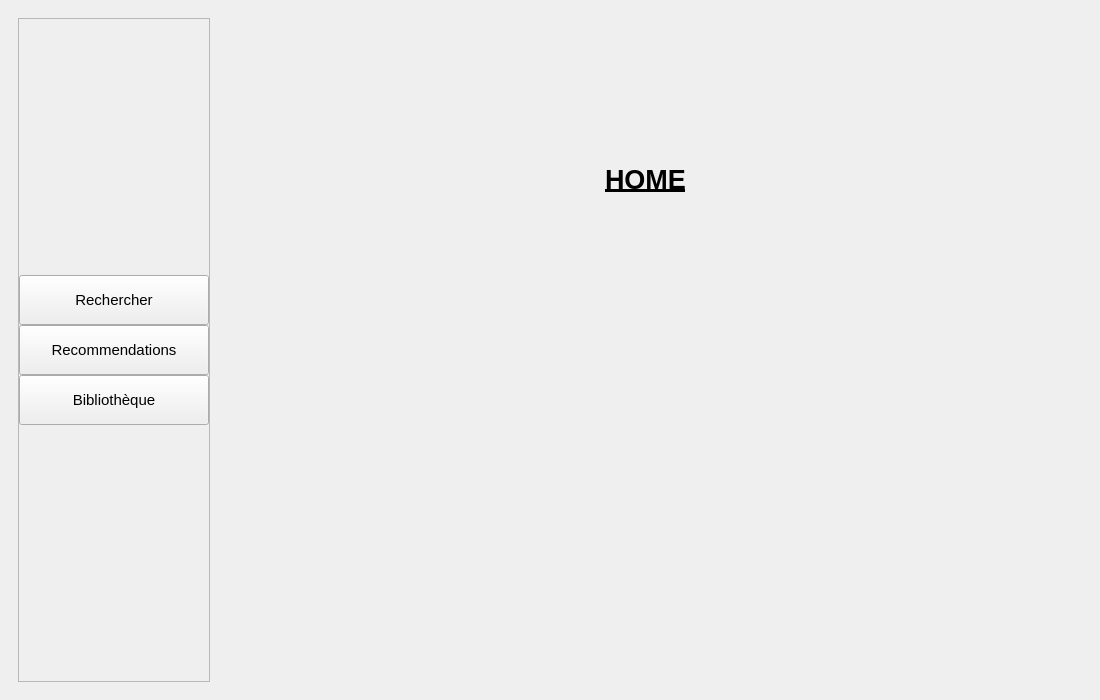
Didiloy/python_librairy_app, file src/ui/MainWindow.ui: the form before one commit.
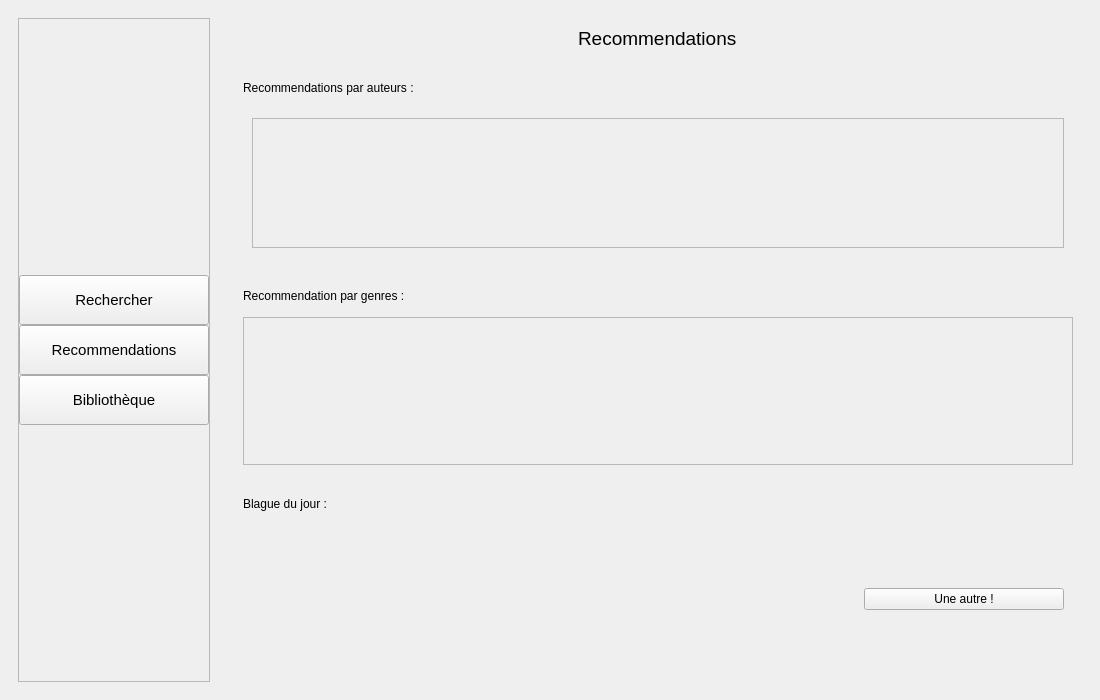
The form after the commit. The open tabs and pages were chosen to show the change.

Commit message: add : design du panel recommendation et fonction pour avoir un comic aléatoire

What changed in the file:
```diff
--- a/src/ui/MainWindow.ui
+++ b/src/ui/MainWindow.ui
@@ -353,30 +353,229 @@
          <property name="styleSheet">
           <string notr="true"/>
          </property>
-         <widget class="QLabel" name="homeLabel">
-          <property name="geometry">
-           <rect>
-            <x>380</x>
-            <y>130</y>
-            <width>91</width>
-            <height>81</height>
-           </rect>
-          </property>
-          <property name="font">
-           <font>
-            <pointsize>20</pointsize>
-            <weight>75</weight>
-            <bold>true</bold>
-            <underline>true</underline>
-           </font>
-          </property>
-          <property name="styleSheet">
-           <string notr="true"/>
-          </property>
-          <property name="text">
-           <string>HOME</string>
-          </property>
-         </widget>
+         <layout class="QVBoxLayout" name="verticalLayout_10">
+          <item alignment="Qt::AlignHCenter">
+           <widget class="QLabel" name="labelRecommendations">
+            <property name="sizePolicy">
+             <sizepolicy hsizetype="Maximum" vsizetype="Preferred">
+              <horstretch>0</horstretch>
+              <verstretch>0</verstretch>
+             </sizepolicy>
+            </property>
+            <property name="minimumSize">
+             <size>
+              <width>50</width>
+              <height>30</height>
+             </size>
+            </property>
+            <property name="maximumSize">
+             <size>
+              <width>16777215</width>
+              <height>40</height>
+             </size>
+            </property>
+            <property name="font">
+             <font>
+              <pointsize>14</pointsize>
+             </font>
+            </property>
+            <property name="text">
+             <string>Recommendations</string>
+            </property>
+           </widget>
+          </item>
+          <item>
+           <widget class="QWidget" name="widgetRecommendationParAuteur" native="true">
+            <layout class="QVBoxLayout" name="verticalLayout_11">
+             <item>
+              <widget class="QLabel" name="label">
+               <property name="sizePolicy">
+                <sizepolicy hsizetype="Preferred" vsizetype="Maximum">
+                 <horstretch>0</horstretch>
+                 <verstretch>0</verstretch>
+                </sizepolicy>
+               </property>
+               <property name="maximumSize">
+                <size>
+                 <width>16777215</width>
+                 <height>30</height>
+                </size>
+               </property>
+               <property name="text">
+                <string>Recommendations par auteurs :</string>
+               </property>
+              </widget>
+             </item>
+             <item>
+              <widget class="QWidget" name="widgetCrollAreaRecommendationAuteur" native="true">
+               <layout class="QHBoxLayout" name="horizontalLayout_3">
+                <item>
+                 <widget class="QScrollArea" name="scrollAreaRecommendationAuteur">
+                  <property name="sizePolicy">
+                   <sizepolicy hsizetype="Expanding" vsizetype="Maximum">
+                    <horstretch>0</horstretch>
+                    <verstretch>0</verstretch>
+                   </sizepolicy>
+                  </property>
+                  <property name="maximumSize">
+                   <size>
+                    <width>16777215</width>
+                    <height>150</height>
+                   </size>
+                  </property>
+                  <property name="widgetResizable">
+                   <bool>true</bool>
+                  </property>
+                  <widget class="QWidget" name="scrollAreaRecommendationAuteurContent">
+                   <property name="geometry">
+                    <rect>
+                     <x>0</x>
+                     <y>0</y>
+                     <width>808</width>
+                     <height>119</height>
+                    </rect>
+                   </property>
+                   <layout class="QGridLayout" name="gridLayout_3"/>
+                  </widget>
+                 </widget>
+                </item>
+               </layout>
+              </widget>
+             </item>
+            </layout>
+           </widget>
+          </item>
+          <item>
+           <widget class="QWidget" name="widgetRecommendationGenre" native="true">
+            <layout class="QVBoxLayout" name="verticalLayout_12">
+             <item>
+              <widget class="QLabel" name="labelRecommendationParGenre">
+               <property name="sizePolicy">
+                <sizepolicy hsizetype="Preferred" vsizetype="Maximum">
+                 <horstretch>0</horstretch>
+                 <verstretch>0</verstretch>
+                </sizepolicy>
+               </property>
+               <property name="maximumSize">
+                <size>
+                 <width>16777215</width>
+                 <height>30</height>
+                </size>
+               </property>
+               <property name="text">
+                <string>Recommendation par genres :</string>
+               </property>
+              </widget>
+             </item>
+             <item>
+              <widget class="QScrollArea" name="scrollAreaRecommendationGenre">
+               <property name="sizePolicy">
+                <sizepolicy hsizetype="Expanding" vsizetype="Maximum">
+                 <horstretch>0</horstretch>
+                 <verstretch>0</verstretch>
+                </sizepolicy>
+               </property>
+               <property name="maximumSize">
+                <size>
+                 <width>16777215</width>
+                 <height>150</height>
+                </size>
+               </property>
+               <property name="widgetResizable">
+                <bool>true</bool>
+               </property>
+               <widget class="QWidget" name="scrollAreaRecommendationGenreContent">
+                <property name="geometry">
+                 <rect>
+                  <x>0</x>
+                  <y>0</y>
+                  <width>826</width>
+                  <height>136</height>
+                 </rect>
+                </property>
+                <layout class="QGridLayout" name="gridLayout_4"/>
+               </widget>
+              </widget>
+             </item>
+            </layout>
+           </widget>
+          </item>
+          <item>
+           <widget class="QWidget" name="widgetBlague" native="true">
+            <layout class="QVBoxLayout" name="verticalLayout_13">
+             <item>
+              <widget class="QLabel" name="labelBlague">
+               <property name="sizePolicy">
+                <sizepolicy hsizetype="Preferred" vsizetype="Maximum">
+                 <horstretch>0</horstretch>
+                 <verstretch>0</verstretch>
+                </sizepolicy>
+               </property>
+               <property name="maximumSize">
+                <size>
+                 <width>16777215</width>
+                 <height>30</height>
+                </size>
+               </property>
+               <property name="text">
+                <string>Blague du jour :</string>
+               </property>
+              </widget>
+             </item>
+             <item>
+              <widget class="QWidget" name="widget_2" native="true">
+               <layout class="QGridLayout" name="gridLayout_5">
+                <item row="0" column="0" alignment="Qt::AlignHCenter|Qt::AlignVCenter">
+                 <widget class="QLabel" name="labelImageBlague">
+                  <property name="sizePolicy">
+                   <sizepolicy hsizetype="Preferred" vsizetype="Maximum">
+                    <horstretch>0</horstretch>
+                    <verstretch>0</verstretch>
+                   </sizepolicy>
+                  </property>
+                  <property name="minimumSize">
+                   <size>
+                    <width>0</width>
+                    <height>0</height>
+                   </size>
+                  </property>
+                  <property name="maximumSize">
+                   <size>
+                    <width>600</width>
+                    <height>160</height>
+                   </size>
+                  </property>
+                  <property name="text">
+                   <string/>
+                  </property>
+                 </widget>
+                </item>
+                <item row="0" column="1">
+                 <widget class="QPushButton" name="buttonBlague">
+                  <property name="sizePolicy">
+                   <sizepolicy hsizetype="Maximum" vsizetype="Fixed">
+                    <horstretch>0</horstretch>
+                    <verstretch>0</verstretch>
+                   </sizepolicy>
+                  </property>
+                  <property name="minimumSize">
+                   <size>
+                    <width>200</width>
+                    <height>0</height>
+                   </size>
+                  </property>
+                  <property name="text">
+                   <string>Une autre !</string>
+                  </property>
+                 </widget>
+                </item>
+               </layout>
+              </widget>
+             </item>
+            </layout>
+           </widget>
+          </item>
+         </layout>
         </widget>
         <widget class="QWidget" name="bibliothequeWidget">
          <property name="styleSheet">
```
The commit also changes 4 other files.
